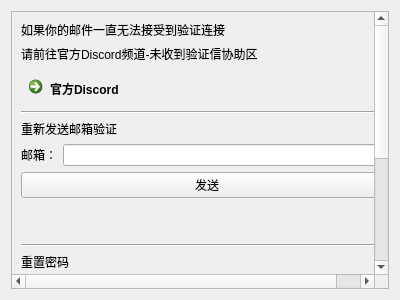
Qt form ui/component/ui_user_manager_widget.ui (tonquer/JMComic-qt) before a commit.
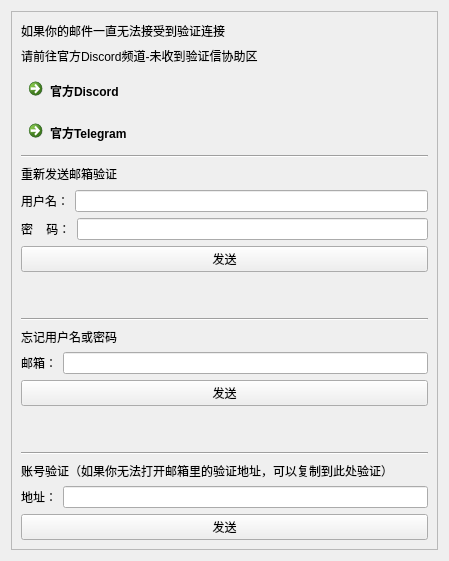
The same form after that commit.

Patch:
```diff
--- a/ui/component/ui_user_manager_widget.ui
+++ b/ui/component/ui_user_manager_widget.ui
@@ -6,8 +6,8 @@
    <rect>
     <x>0</x>
     <y>0</y>
-    <width>400</width>
-    <height>300</height>
+    <width>449</width>
+    <height>561</height>
    </rect>
   </property>
   <property name="windowTitle">
@@ -24,8 +24,8 @@
        <rect>
         <x>0</x>
         <y>0</y>
-        <width>390</width>
-        <height>462</height>
+        <width>429</width>
+        <height>541</height>
        </rect>
       </property>
       <layout class="QVBoxLayout" name="verticalLayout_2">
@@ -50,6 +50,13 @@
          </property>
         </widget>
        </item>
+       <item>
+        <widget class="QCommandLinkButton" name="commandLinkButton2">
+         <property name="text">
+          <string>官方Telegram</string>
+         </property>
+        </widget>
+       </item>
        <item>
         <widget class="Line" name="line">
          <property name="orientation">
@@ -69,7 +76,7 @@
          <item>
           <widget class="QLabel" name="label_2">
            <property name="text">
-            <string>邮箱：</string>
+            <string>用户名：</string>
            </property>
           </widget>
          </item>
@@ -78,6 +85,20 @@
          </item>
         </layout>
        </item>
+       <item>
+        <layout class="QHBoxLayout" name="horizontalLayout_4">
+         <item>
+          <widget class="QLabel" name="label_9">
+           <property name="text">
+            <string>密    码：</string>
+           </property>
+          </widget>
+         </item>
+         <item>
+          <widget class="QLineEdit" name="verfyPsEdit"/>
+         </item>
+        </layout>
+       </item>
        <item>
         <widget class="QPushButton" name="verfyButton">
          <property name="text">
@@ -111,7 +132,7 @@
        <item>
         <widget class="QLabel" name="label_3">
          <property name="text">
-          <string>重置密码</string>
+          <string>忘记用户名或密码</string>
          </property>
         </widget>
        </item>
```
